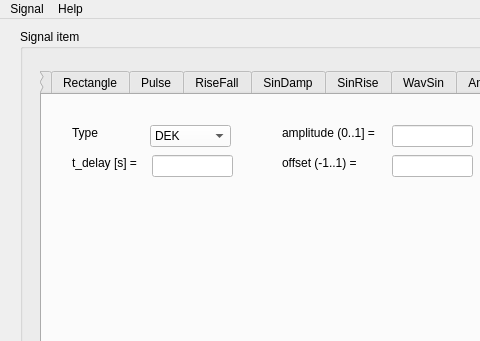
Qt form Sippora.ui (mu1492/Sippora) before a commit; both pictures show x 0 to 480 and y 0 to 341 of the 832 by 721 pixel window.
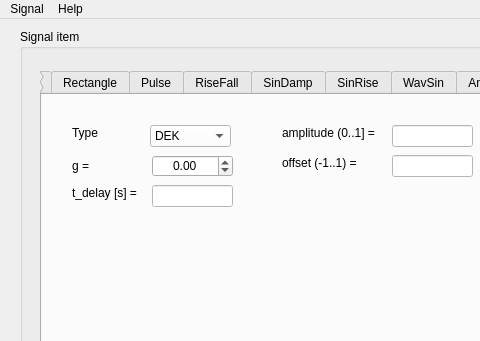
The same form after that commit. The open tabs and pages were chosen to show the change.

Commit message: Add support for generating 1/f^gamma noise.

```diff
--- a/Sippora.ui
+++ b/Sippora.ui
@@ -1930,7 +1930,7 @@
       <property name="geometry">
        <rect>
         <x>110</x>
-        <y>60</y>
+        <y>90</y>
         <width>81</width>
         <height>22</height>
        </rect>
@@ -1984,7 +1984,7 @@
       <property name="geometry">
        <rect>
         <x>30</x>
-        <y>60</y>
+        <y>90</y>
         <width>71</width>
         <height>16</height>
        </rect>
@@ -2043,6 +2043,42 @@
        <string>Type</string>
       </property>
      </widget>
+     <widget class="QDoubleSpinBox" name="NoiseGammaSpin">
+      <property name="geometry">
+       <rect>
+        <x>110</x>
+        <y>60</y>
+        <width>81</width>
+        <height>22</height>
+       </rect>
+      </property>
+      <property name="styleSheet">
+       <string notr="true">QSpinBox:focus{ background-color: rgb(127, 255, 127) } 
+QSpinBox{ background-color: rgb(255, 255, 255) }</string>
+      </property>
+      <property name="alignment">
+       <set>Qt::AlignCenter</set>
+      </property>
+      <property name="minimum">
+       <double>-2.000000000000000</double>
+      </property>
+      <property name="maximum">
+       <double>2.000000000000000</double>
+      </property>
+     </widget>
+     <widget class="QLabel" name="NoiseGammaLabel">
+      <property name="geometry">
+       <rect>
+        <x>30</x>
+        <y>60</y>
+        <width>49</width>
+        <height>21</height>
+       </rect>
+      </property>
+      <property name="text">
+       <string>g =</string>
+      </property>
+     </widget>
     </widget>
    </widget>
    <widget class="QGroupBox" name="GenerateGroupBox">
```
The commit also changes 7 other files.
